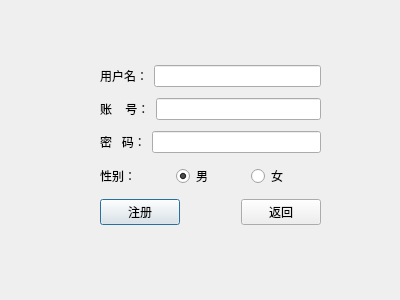
PuLing0/sdu_Clanguage_Homework, file adduserdialog.ui: the form before one commit.
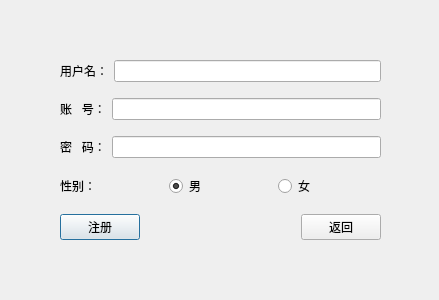
The form after the commit.

What changed in the file:
```diff
--- a/adduserdialog.ui
+++ b/adduserdialog.ui
@@ -6,20 +6,32 @@
    <rect>
     <x>0</x>
     <y>0</y>
-    <width>400</width>
+    <width>439</width>
     <height>300</height>
    </rect>
   </property>
+  <property name="minimumSize">
+   <size>
+    <width>439</width>
+    <height>300</height>
+   </size>
+  </property>
+  <property name="maximumSize">
+   <size>
+    <width>439</width>
+    <height>300</height>
+   </size>
+  </property>
   <property name="windowTitle">
    <string>Dialog</string>
   </property>
   <widget class="QWidget" name="layoutWidget_2">
    <property name="geometry">
     <rect>
-     <x>100</x>
-     <y>60</y>
-     <width>221</width>
-     <height>171</height>
+     <x>60</x>
+     <y>50</y>
+     <width>321</width>
+     <height>201</height>
     </rect>
    </property>
    <layout class="QVBoxLayout" name="verticalLayout">
@@ -42,7 +54,7 @@
       <item>
        <widget class="QLabel" name="label_2">
         <property name="text">
-         <string>账    号：</string>
+         <string>账   号：</string>
         </property>
        </widget>
       </item>
```
Left out of the diff: 2 changed lines with no effect on the pictures.
